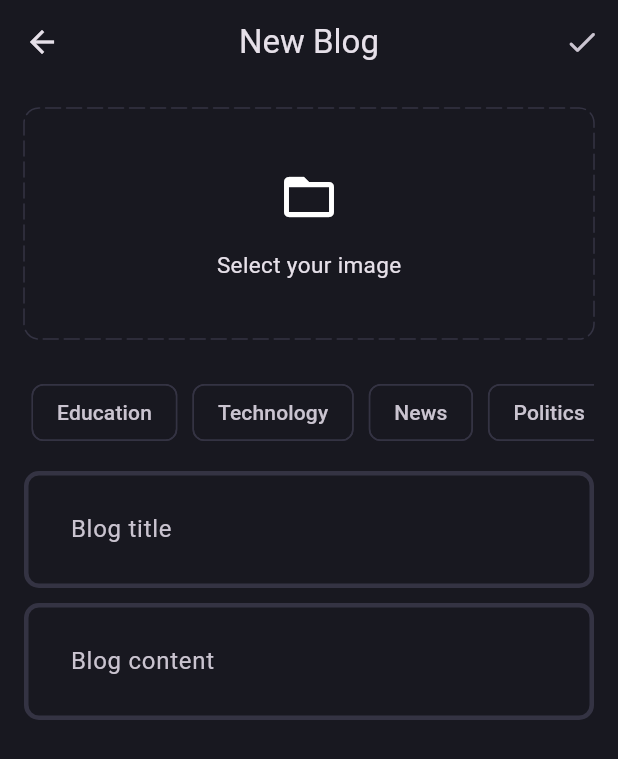
After one commit to tabrezcool6/Blogs-Application-Using-Flutter, a Flutter app: the AddBlogPage screen opened directly, after a tap on "Select your image", on a phone screen of 412 x 824 dp. The commit adds this screen. Shown: the top 759 px of the screen. Run offline on Flutter 3.47's test engine with Material 3 defaults, Android fonts, the phone set to English and light mode, and no system bars; drawn by our look-alikes of dotted_border; our stand-ins replace flutter_bloc, fpdart, get_it, image_picker, permission_handler, supabase_flutter; accounts and stored records are empty; statements that could not run were skipped.

Commit message:
created blogs page and added create blog page UI

```diff
--- /dev/null
+++ b/devtools_options.yaml
@@ -0,0 +1 @@
+extensions:
--- /dev/null
+++ b/lib/core/permissions/storage_permission.dart
@@ -0,0 +1,26 @@
+// ignore_for_file: use_build_context_synchronously
+
+import 'package:blogs_app/core/utils/utils.dart';
+import 'package:flutter/material.dart';
+import 'package:permission_handler/permission_handler.dart';
+
+class Permissions {
+  ///
+  ///
+  /// Checking External Storage Permission
+  static Future<bool> getStoragePermission(BuildContext context) async {
+    PermissionStatus permissionStatus = await Permission.storage.status;
+    if (permissionStatus.isGranted) {
+      return true;
+    } else if (permissionStatus.isDenied) {
+      PermissionStatus status = await Permission.storage.request();
+      if (status.isGranted) {
+        return true;
+      } else {
+        Utils.showSnackBar(context, 'Storage permission is required');
+        return false;
+      }
+    }
+    return false;
+  }
+}
--- a/lib/core/utils/utils.dart
+++ b/lib/core/utils/utils.dart
@@ -1,4 +1,7 @@
+import 'dart:io';
+
 import 'package:flutter/material.dart';
+import 'package:image_picker/image_picker.dart';
 
 class Utils {
   static void showSnackBar(BuildContext context, String message) {
@@ -8,4 +11,18 @@ class Utils {
         SnackBar(content: Text(message)),
       );
   }
+
+  static Future<File?> pickImage() async {
+    try {
+      final xFile = await ImagePicker().pickImage(
+        source: ImageSource.gallery,
+      );
+      if (xFile != null) {
+        return File(xFile.path);
+      }
+      return null;
+    } catch (e) {
+      return null;
+    }
+  }
 }
--- a/lib/features/auth/data/repository/auth_repository_impl.dart
+++ b/lib/features/auth/data/repository/auth_repository_impl.dart
@@ -50,6 +50,7 @@ class AuthRepositoryImplementation implements AuthRepository {
         name: name,
         email: email,
         password: password,
+
       );
       // fp_dart standard procedure or syntax
       // if result is success, use success param within right
--- /dev/null
+++ b/lib/features/blogs/presentation/pages/add_blog_page.dart
@@ -0,0 +1,173 @@
+import 'dart:io';
+
+import 'package:blogs_app/core/permissions/storage_permission.dart';
+import 'package:blogs_app/core/theme/app_pallete.dart';
+import 'package:blogs_app/core/utils/utils.dart';
+import 'package:blogs_app/features/blogs/presentation/widgets/blog_field.dart';
+import 'package:dotted_border/dotted_border.dart';
+import 'package:flutter/material.dart';
+import 'package:permission_handler/permission_handler.dart';
+
+class AddBlogPage extends StatefulWidget {
+  static route() => MaterialPageRoute(
+        builder: (context) => const AddBlogPage(),
+      );
+
+  const AddBlogPage({super.key});
+
+  @override
+  State<AddBlogPage> createState() => _AddBlogPageState();
+}
+
+class _AddBlogPageState extends State<AddBlogPage> {
+  final titleController = TextEditingController();
+  final contentController = TextEditingController();
+  final formKey = GlobalKey<FormState>();
+  List<String> selectedTopics = [];
+  File? image;
+
+  void selectImage() async {
+    final galleryPermission = await Permissions.getStoragePermission(context);
+
+    if (galleryPermission) {
+      final pickedImage = await Utils.pickImage();
+      if (pickedImage != null) {
+        setState(() {
+          image = pickedImage;
+        });
+      }
+    }
+  }
+
+  @override
+  void dispose() {
+    super.dispose();
+    titleController.dispose();
+    contentController.dispose();
+  }
+
+  @override
+  Widget build(BuildContext context) {
+    return Scaffold(
+      appBar: AppBar(
+        title: const Text('New Blog'),
+        centerTitle: true,
+        actions: [
+          IconButton(onPressed: () {}, icon: const Icon(Icons.done_rounded))
+        ],
+      ),
+      body: SingleChildScrollView(
+        child: Padding(
+          padding: const EdgeInsets.all(16.0),
+          child: Form(
+            key: formKey,
+            child: Column(
+              children: [
+                image != null
+                    ? GestureDetector(
+                        onTap: selectImage,
+                        child: SizedBox(
+                          width: double.infinity,
+                          height: 150,
+                          child: ClipRRect(
+                            borderRadius: BorderRadius.circular(10),
+                            child: Image.file(
+                              image!,
+                              fit: BoxFit.cover,
+                            ),
+                          ),
+                        ),
+                      )
+                    : GestureDetector(
+                        onTap: selectImage,
+                        child: DottedBorder(
+                          color: AppPallete.borderColor,
+                          dashPattern: const [10, 4],
+                          radius: const Radius.circular(10),
+                          borderType: BorderType.RRect,
+                          strokeCap: StrokeCap.round,
+                          child: Container(
+                            height: 150,
+                            width: double.infinity,
+                            child: const Column(
+                              mainAxisAlignment: MainAxisAlignment.center,
+                              children: [
+                                Icon(
+                                  Icons.folder_open,
+                                  size: 40,
+                                ),
+                                SizedBox(height: 15),
+                                Text(
+                                  'Select your image',
+                                  style: TextStyle(
+                                    fontSize: 15,
+                                  ),
+                                ),
+                              ],
+                            ),
+                          ),
+                        ),
+                      ),
+                const SizedBox(height: 20),
+                SingleChildScrollView(
+                  scrollDirection: Axis.horizontal,
+                  child: Row(
+                    children: //Constants.topics
+                        [
+                      'Education',
+                      'Technology',
+                      'News',
+                      'Politics',
+                      'Employement',
+                      'History',
+                      'Weather'
+                    ]
+                            .map(
+                              (e) => Padding(
+                                padding: const EdgeInsets.all(5.0),
+                                child: GestureDetector(
+                                  onTap: () {
+                                    if (selectedTopics.contains(e)) {
+                                      selectedTopics.remove(e);
+                                    } else {
+                                      selectedTopics.add(e);
+                                    }
+                                    setState(() {});
+                                  },
+                                  child: Chip(
+                                    label: Text(e),
+                                    color: selectedTopics.contains(e)
+                                        ? const MaterialStatePropertyAll(
+                                            AppPallete.gradient1,
+                                          )
+                                        : null,
+                                    side: selectedTopics.contains(e)
+                                        ? null
+                                        : const BorderSide(
+                                            color: AppPallete.borderColor,
+                                          ),
+                                  ),
+                                ),
+                              ),
+                            )
+                            .toList(),
+                  ),
+                ),
+                const SizedBox(height: 10),
+                BlogTextField(
+                  controller: titleController,
+                  hintText: 'Blog title',
+                ),
+                const SizedBox(height: 10),
+                BlogTextField(
+                  controller: contentController,
+                  hintText: 'Blog content',
+                ),
+              ],
+            ),
+          ),
+        ),
+      ),
+    );
+  }
+}
--- /dev/null
+++ b/lib/features/blogs/presentation/pages/blogs_page.dart
@@ -0,0 +1,27 @@
+import 'package:blogs_app/features/blogs/presentation/pages/add_blog_page.dart';
+import 'package:flutter/material.dart';
+
+class BlogsPage extends StatefulWidget {
+  const BlogsPage({super.key});
+
+  @override
+  State<BlogsPage> createState() => _BlogsPageState();
+}
+
+class _BlogsPageState extends State<BlogsPage> {
+  @override
+  Widget build(BuildContext context) {
+    return Scaffold(
+      appBar: AppBar(
+        title: const Text('Blogs'),
+        centerTitle: true,
+        actions: [
+          IconButton(
+            onPressed: () => Navigator.push(context, AddBlogPage.route()),
+            icon: const Icon(Icons.add_circle),
+          ),
+        ],
+      ),
+    );
+  }
+}
--- /dev/null
+++ b/lib/features/blogs/presentation/widgets/blog_field.dart
@@ -0,0 +1,28 @@
+import 'package:flutter/material.dart';
+
+class BlogTextField extends StatelessWidget {
+  final TextEditingController controller;
+  final String hintText;
+  const BlogTextField({
+    super.key,
+    required this.controller,
+    required this.hintText,
+  });
+
+  @override
+  Widget build(BuildContext context) {
+    return TextFormField(
+      controller: controller,
+      decoration: InputDecoration(
+        hintText: hintText,
+      ),
+      maxLines: null,
+      validator: (value) {
+        if (value!.isEmpty) {
+          return '$hintText is missing!';
+        }
+        return null;
+      },
+    );
+  }
+}
--- a/lib/main.dart
+++ b/lib/main.dart
@@ -2,6 +2,7 @@ import 'package:blogs_app/core/common/cubits/app_user/app_user_cubit.dart';
 import 'package:blogs_app/core/theme/theme.dart';
 import 'package:blogs_app/features/auth/presentation/bloc/auth_bloc.dart';
 import 'package:blogs_app/features/auth/presentation/pages/login_page.dart';
+import 'package:blogs_app/features/blogs/presentation/pages/blogs_page.dart';
 import 'package:blogs_app/init_dependencies.dart';
 import 'package:flutter/material.dart';
 import 'package:flutter_bloc/flutter_bloc.dart';
@@ -49,11 +50,7 @@ class _MyAppState extends State<MyApp> {
         },
         builder: (context, isLoggedIn) {
           if (isLoggedIn) {
-            return const Scaffold(
-              body: Center(
-                child: Text('Logged In'),
-              ),
-            );
+            return const BlogsPage();
           }
 
           return const LoginPage();
--- a/pubspec.yaml
+++ b/pubspec.yaml
@@ -39,6 +39,9 @@ dependencies:
   fpdart: ^1.1.0
   flutter_bloc: ^8.1.6
   get_it: ^7.7.0
+  dotted_border: ^2.1.0
+  image_picker: ^1.1.2
+  permission_handler: ^11.3.1
 
 dev_dependencies:
   flutter_test:
```
Also changed, not shown: pubspec.lock, 6 other files.
